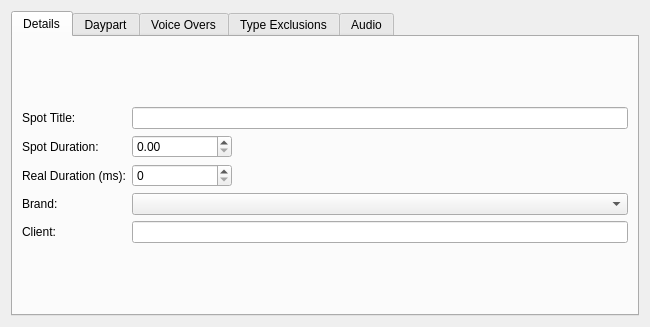
The window that rave/Traffik/spotform.ui (pgathogo/raven) describes before a commit, drawn with Qt 5.
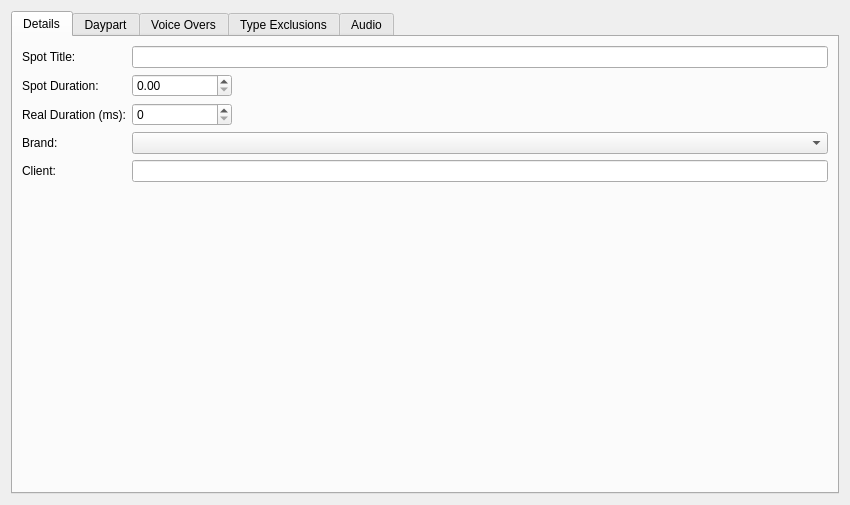
The same window after the commit. The open tabs and pages were chosen to show the change.

The edit to the form file:
```diff
--- a/rave/Traffik/spotform.ui
+++ b/rave/Traffik/spotform.ui
@@ -6,8 +6,8 @@
    <rect>
     <x>0</x>
     <y>0</y>
-    <width>650</width>
-    <height>327</height>
+    <width>850</width>
+    <height>505</height>
    </rect>
   </property>
   <property name="minimumSize">
@@ -114,6 +114,19 @@
          </item>
         </layout>
        </item>
+       <item>
+        <spacer name="verticalSpacer">
+         <property name="orientation">
+          <enum>Qt::Orientation::Vertical</enum>
+         </property>
+         <property name="sizeHint" stdset="0">
+          <size>
+           <width>20</width>
+           <height>40</height>
+          </size>
+         </property>
+        </spacer>
+       </item>
       </layout>
      </widget>
      <widget class="QWidget" name="tabDaypart">
```
Left out of the diff: 2 changed lines with no effect on the pictures.
